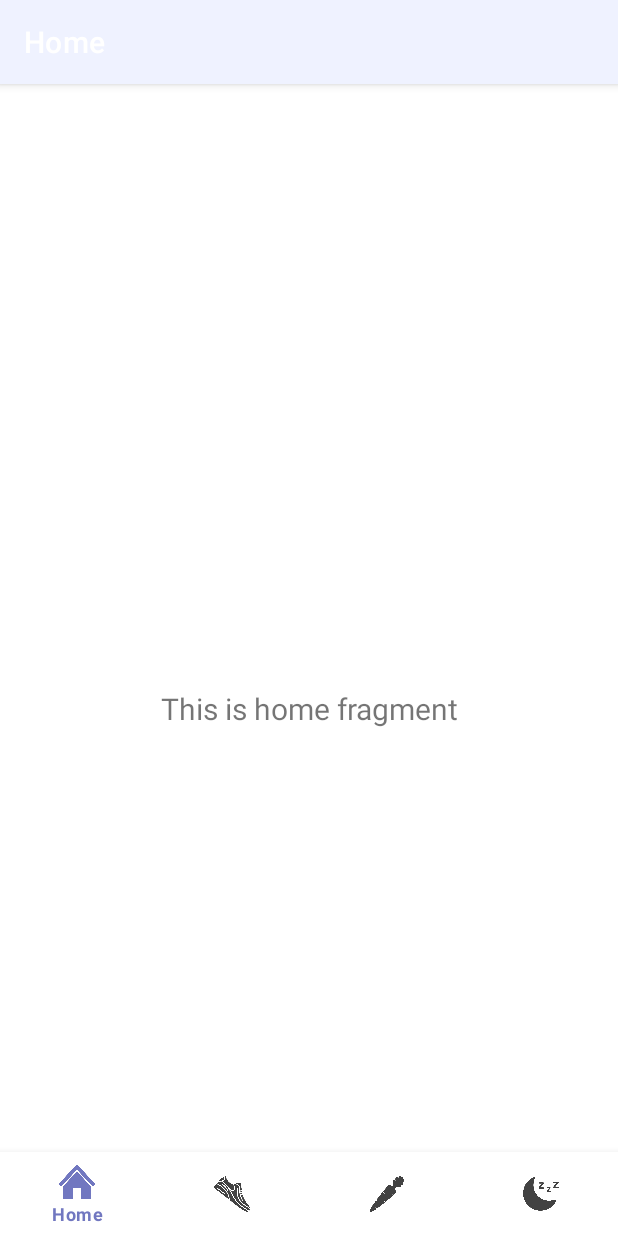
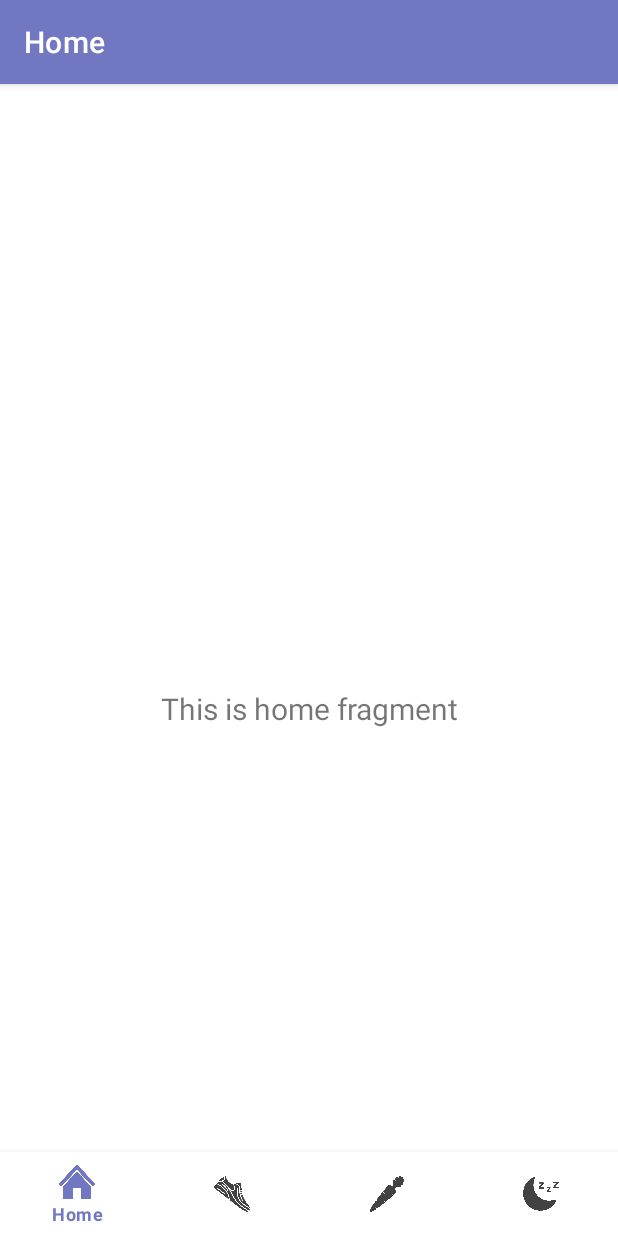
Before and after one commit to agolikov28/WholeTrack, an Android app: the screen it shows after launch (MainActivity), on a phone screen of 412 x 824 dp. Run offline under Robolectric (Android 15) with nearby library versions, the light colour scheme and no system bars; our stand-ins replace navigation-ui.

Commit message:
added font files

```diff
--- a/app/src/main/AndroidManifest.xml
+++ b/app/src/main/AndroidManifest.xml
@@ -15,7 +15,6 @@
             android:label="@string/app_name">
             <intent-filter>
                 <action android:name="android.intent.action.MAIN" />
-
                 <category android:name="android.intent.category.LAUNCHER" />
             </intent-filter>
         </activity>
--- a/app/src/main/res/menu/bottom_nav_menu.xml
+++ b/app/src/main/res/menu/bottom_nav_menu.xml
@@ -14,7 +14,8 @@
     <item
         android:id="@+id/navigation_diet"
         android:icon="@drawable/diet_icon"
-        android:title="@string/title_diet" />
+        android:title="@string/title_diet"
+        />
 
     <item
         android:id="@+id/navigation_sleep"
--- a/app/src/main/res/values/themes.xml
+++ b/app/src/main/res/values/themes.xml
@@ -2,9 +2,9 @@
     <!-- Base application theme. -->
     <style name="Theme.WholeTrack" parent="Theme.MaterialComponents.DayNight.DarkActionBar">
         <!-- Primary brand color. -->
-        <item name="colorPrimary">@color/whiteTint</item>
-        <item name="colorPrimaryVariant">@color/cardview_dark_background</item>
-        <item name="colorOnPrimary">@color/darkPurple</item>
+        <item name="colorPrimary">@color/lightPurple</item>
+        <item name="colorPrimaryVariant">@color/darkPurple</item>
+        <item name="colorOnPrimary">@color/whiteTint</item>
         <!-- Secondary brand color. -->
         <item name="colorSecondary">@color/darkPurple</item>
         <item name="colorSecondaryVariant">@color/bluePurple</item>
@@ -12,5 +12,11 @@
         <!-- Status bar color. -->
         <item name="android:statusBarColor" tools:targetApi="l">?attr/colorPrimaryVariant</item>
         <!-- Customize your theme here. -->
+
+    </style>
+
+    <style name="Widget.BottomNavigationView" parent="Widget.Design.BottomNavigationView">
+        <item name="fontFamily">@font/avant_med</item>
+        <item name="android:textSize">10sp</item>
     </style>
 </resources>
```
Also changed, not shown: app/src/main/res/font/fonts.xml (added, +15 -0 lines), app/src/main/res/font/avant_bold.ttf (added), app/src/main/res/font/avant_book.ttf (added), app/src/main/res/font/avant_med.ttf (added).
